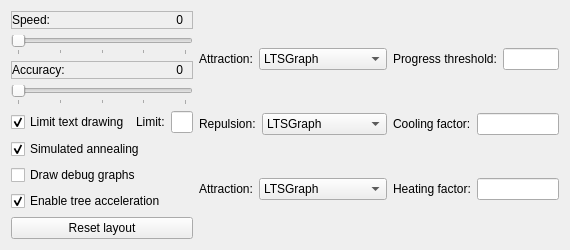
Old version of the form tools/release/ltsgraph/advancedspringlayoutdialog.ui in the repository mCRL2org/mCRL2.
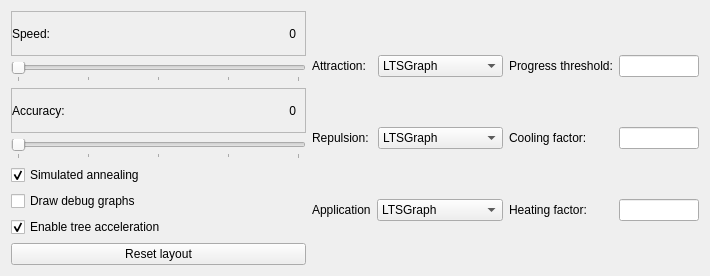
New version of the form.

Commit message: Toggle 2D/3D reprojection, and some small UI changes.

Patch:
```diff
--- a/tools/release/ltsgraph/advancedspringlayoutdialog.ui
+++ b/tools/release/ltsgraph/advancedspringlayoutdialog.ui
@@ -9,8 +9,8 @@
    <rect>
     <x>0</x>
     <y>0</y>
-    <width>570</width>
-    <height>236</height>
+    <width>710</width>
+    <height>276</height>
    </rect>
   </property>
   <property name="contextMenuPolicy">
@@ -142,53 +142,6 @@
        </property>
       </widget>
      </item>
-     <item>
-      <layout class="QHBoxLayout" name="horizontalLayout_7">
-       <item>
-        <widget class="QCheckBox" name="chk_limit_text">
-         <property name="text">
-          <string>Limit text drawing</string>
-         </property>
-         <property name="checked">
-          <bool>true</bool>
-         </property>
-        </widget>
-       </item>
-       <item>
-        <spacer name="horizontalSpacer">
-         <property name="orientation">
-          <enum>Qt::Horizontal</enum>
-         </property>
-         <property name="sizeHint" stdset="0">
-          <size>
-           <width>40</width>
-           <height>20</height>
-          </size>
-         </property>
-        </spacer>
-       </item>
-       <item>
-        <widget class="QLabel" name="lbl_limit_text">
-         <property name="text">
-          <string>Limit:</string>
-         </property>
-        </widget>
-       </item>
-       <item>
-        <widget class="QLineEdit" name="txt_limit_text">
-         <property name="maximumSize">
-          <size>
-           <width>32</width>
-           <height>16777215</height>
-          </size>
-         </property>
-         <property name="inputMethodHints">
-          <set>Qt::ImhPreferNumbers</set>
-         </property>
-        </widget>
-       </item>
-      </layout>
-     </item>
      <item>
       <widget class="QCheckBox" name="chk_annealing">
        <property name="text">
@@ -242,7 +195,7 @@
        <item>
         <widget class="QComboBox" name="cmb_attr">
          <property name="sizePolicy">
-          <sizepolicy hsizetype="Expanding" vsizetype="Fixed">
+          <sizepolicy hsizetype="Minimum" vsizetype="Fixed">
            <horstretch>0</horstretch>
            <verstretch>0</verstretch>
           </sizepolicy>
@@ -278,7 +231,7 @@
        <item>
         <widget class="QComboBox" name="cmb_rep">
          <property name="sizePolicy">
-          <sizepolicy hsizetype="Expanding" vsizetype="Fixed">
+          <sizepolicy hsizetype="Minimum" vsizetype="Fixed">
            <horstretch>0</horstretch>
            <verstretch>0</verstretch>
           </sizepolicy>
@@ -307,14 +260,14 @@
        <item>
         <widget class="QLabel" name="lbl_appl">
          <property name="text">
-          <string>Attraction:</string>
+          <string>Application</string>
          </property>
         </widget>
        </item>
        <item>
         <widget class="QComboBox" name="cmb_appl">
          <property name="sizePolicy">
-          <sizepolicy hsizetype="Expanding" vsizetype="Fixed">
+          <sizepolicy hsizetype="Minimum" vsizetype="Fixed">
            <horstretch>0</horstretch>
            <verstretch>0</verstretch>
           </sizepolicy>
@@ -361,7 +314,26 @@
         </widget>
        </item>
        <item>
-        <widget class="QLineEdit" name="txt_progress_threshold"/>
+        <widget class="QLineEdit" name="txt_progress_threshold">
+         <property name="sizePolicy">
+          <sizepolicy hsizetype="Minimum" vsizetype="Fixed">
+           <horstretch>0</horstretch>
+           <verstretch>0</verstretch>
+          </sizepolicy>
+         </property>
+         <property name="minimumSize">
+          <size>
+           <width>80</width>
+           <height>0</height>
+          </size>
+         </property>
+         <property name="maximumSize">
+          <size>
+           <width>80</width>
+           <height>16777215</height>
+          </size>
+         </property>
+        </widget>
        </item>
       </layout>
      </item>
@@ -381,7 +353,26 @@
         </widget>
        </item>
        <item>
-        <widget class="QLineEdit" name="txt_cooling_factor"/>
+        <widget class="QLineEdit" name="txt_cooling_factor">
+         <property name="sizePolicy">
+          <sizepolicy hsizetype="Minimum" vsizetype="Fixed">
+           <horstretch>0</horstretch>
+           <verstretch>0</verstretch>
+          </sizepolicy>
+         </property>
+         <property name="minimumSize">
+          <size>
+           <width>80</width>
+           <height>0</height>
+          </size>
+         </property>
+         <property name="maximumSize">
+          <size>
+           <width>80</width>
+           <height>16777215</height>
+          </size>
+         </property>
+        </widget>
        </item>
       </layout>
      </item>
@@ -401,7 +392,26 @@
         </widget>
        </item>
        <item>
-        <widget class="QLineEdit" name="txt_heating_factor"/>
+        <widget class="QLineEdit" name="txt_heating_factor">
+         <property name="sizePolicy">
+          <sizepolicy hsizetype="Minimum" vsizetype="Fixed">
+           <horstretch>0</horstretch>
+           <verstretch>0</verstretch>
+          </sizepolicy>
+         </property>
+         <property name="minimumSize">
+          <size>
+           <width>80</width>
+           <height>0</height>
+          </size>
+         </property>
+         <property name="maximumSize">
+          <size>
+           <width>80</width>
+           <height>16777215</height>
+          </size>
+         </property>
+        </widget>
        </item>
       </layout>
      </item>
```
The commit also changes 6 other files.
